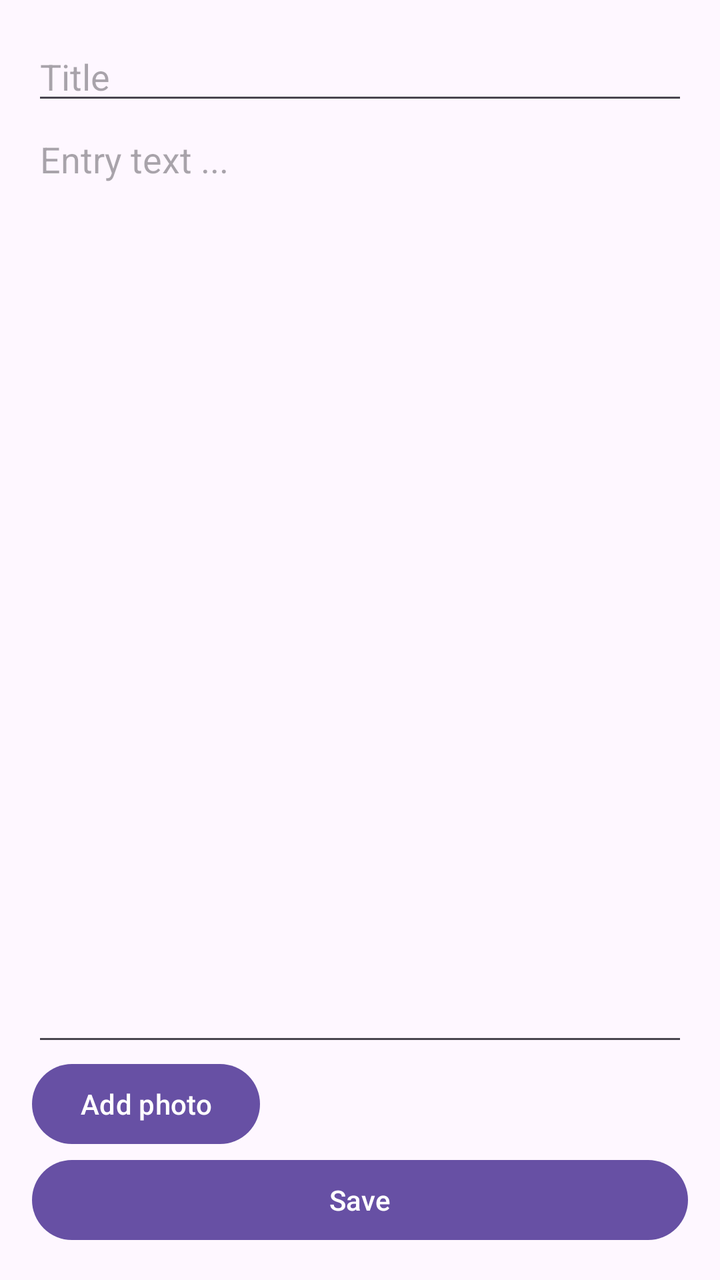
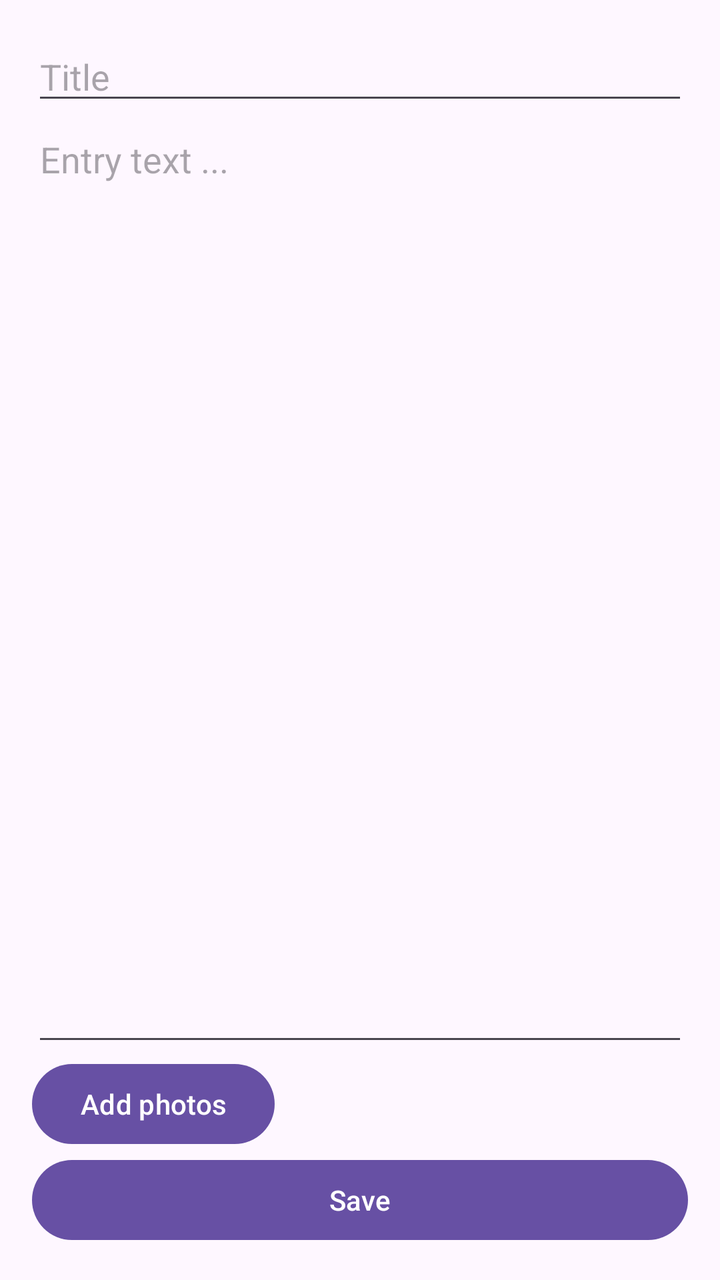

Before-and-after screenshots of an Android layout around one commit, followed by the original layout XML and the change that was made.
<!-- AndroidManifest.xml: application theme Theme.JournalApp -->
<!-- res/layout/fragment_create_entry.xml -->
<?xml version="1.0" encoding="utf-8"?>
<ScrollView xmlns:android="http://schemas.android.com/apk/res/android"
    xmlns:tools="http://schemas.android.com/tools"
    android:layout_width="match_parent"
    android:layout_height="match_parent"
    android:fillViewport="true"
    tools:context=".createEntry.CreateEntryFragment">

    <LinearLayout
        android:layout_width="match_parent"
        android:layout_height="wrap_content"
        android:orientation="vertical"
        android:padding="16dp">

        <EditText
            android:id="@+id/create_title"
            android:layout_width="match_parent"
            android:layout_height="wrap_content"
            android:ems="10"
            android:inputType="text"
            android:hint="@string/title" />

        <EditText
            android:id="@+id/create_content"
            android:layout_width="match_parent"
            android:layout_height="0dp"
            android:ems="10"
            android:layout_weight="1"
            android:gravity="start|top"
            android:inputType="textMultiLine"
            android:hint="@string/entry" />

        <androidx.recyclerview.widget.RecyclerView
            android:id="@+id/imageList"
            android:layout_width="match_parent"
            android:layout_height="wrap_content"
            android:orientation="horizontal"
            android:visibility="gone" />

        <Button
            android:id="@+id/addPhotoButton"
            android:layout_width="wrap_content"
            android:layout_height="wrap_content"
            android:text="Add photo" />

        <Button
            android:id="@+id/create_button"
            android:layout_width="match_parent"
            android:layout_height="wrap_content"
            android:text="@string/save" />
    </LinearLayout>
</ScrollView>
<!-- resources referenced by this layout -->
<resources>
  <string name="entry">Entry text ...</string>
  <string name="save">Save</string>
  <string name="title">Title</string>
  <style name="Theme.JournalApp" parent="Base.Theme.JournalApp" />
  <style name="Base.Theme.JournalApp" parent="Theme.Material3.DayNight.NoActionBar">
          
          
      </style>
</resources>

<!-- the commit's change to res/layout/fragment_create_entry.xml (unified diff, before → after) -->
@@ -41,7 +41,7 @@
             android:id="@+id/addPhotoButton"
             android:layout_width="wrap_content"
             android:layout_height="wrap_content"
-            android:text="Add photo" />
+            android:text="@string/add_photos" />
 
         <Button
             android:id="@+id/create_button"
<!-- resource entries referenced after the edit -->
@@ -1,5 +1,6 @@
 <!-- resources referenced by this layout -->
 <resources>
+  <string name="add_photos">Add photos</string>
   <string name="entry">Entry text ...</string>
   <string name="save">Save</string>
   <string name="title">Title</string>
